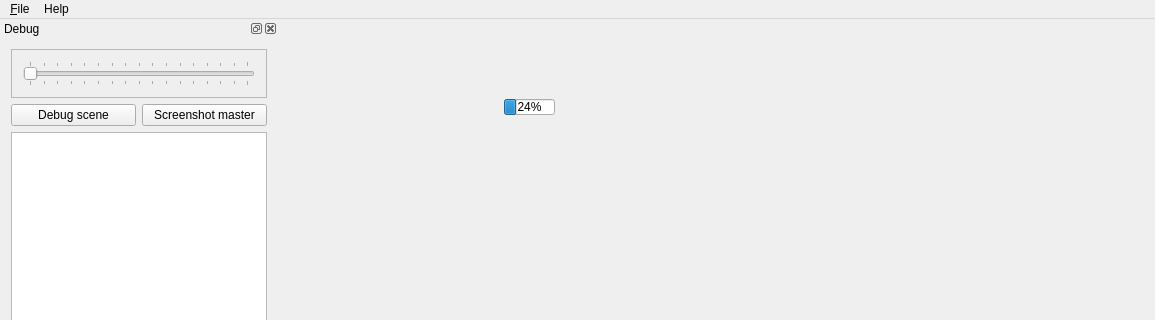
First picture: the form in mainwindow.ui, repository minotor-org/minotor, before the edit; both pictures show x 0 to 1155 and y 0 to 320 of the 1155 by 828 pixel window.
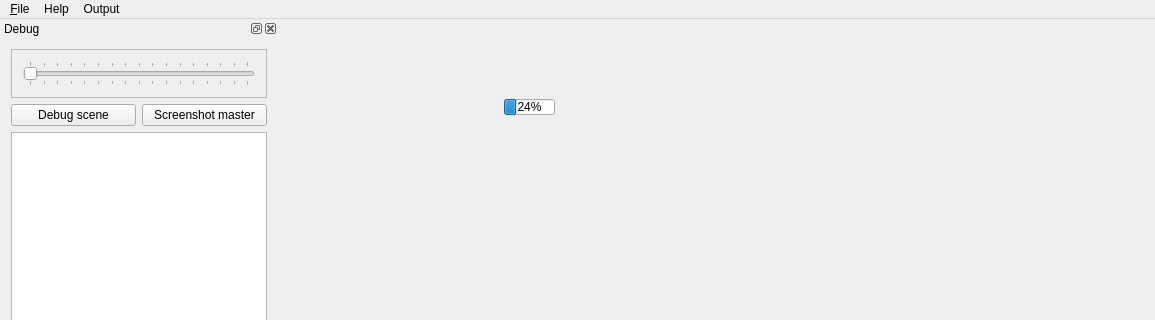
Second picture: the form after the edit.

```diff
--- a/mainwindow.ui
+++ b/mainwindow.ui
@@ -49,8 +49,15 @@
     </property>
     <addaction name="action_MinotorWiki"/>
    </widget>
+   <widget class="QMenu" name="menuOutput">
+    <property name="title">
+     <string>Output</string>
+    </property>
+    <addaction name="actionExternal_master_view"/>
+   </widget>
    <addaction name="menu_File"/>
    <addaction name="menuHelp"/>
+   <addaction name="menuOutput"/>
   </widget>
   <widget class="QDockWidget" name="dwDebug">
    <property name="windowTitle">
```
Left out of the diff: 8 changed lines with no effect on the pictures.
